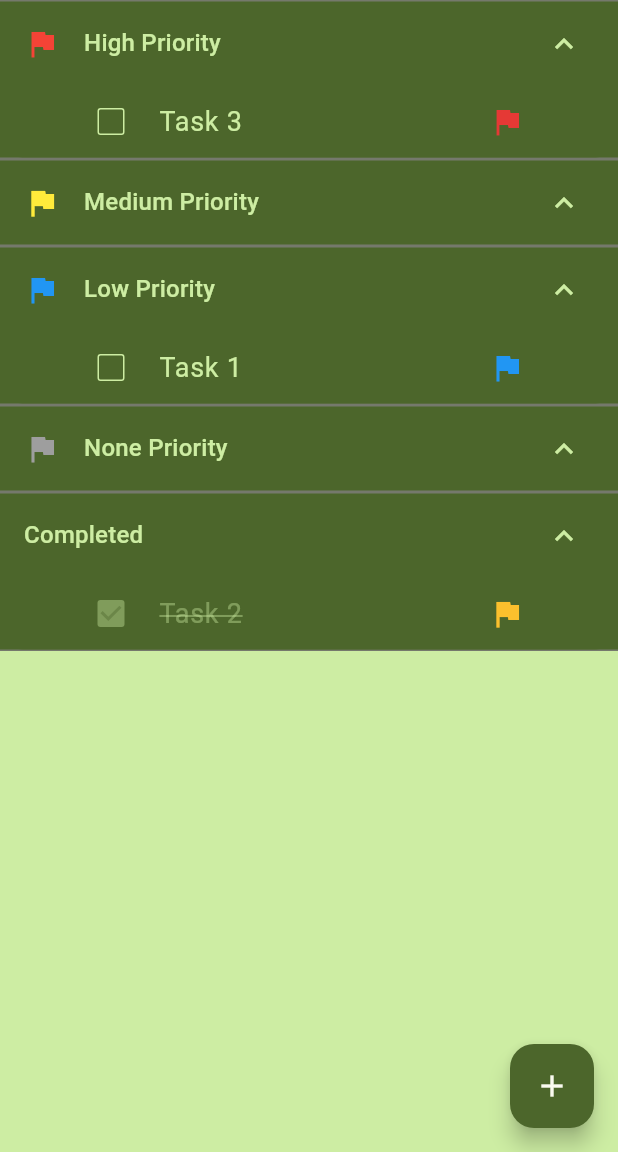
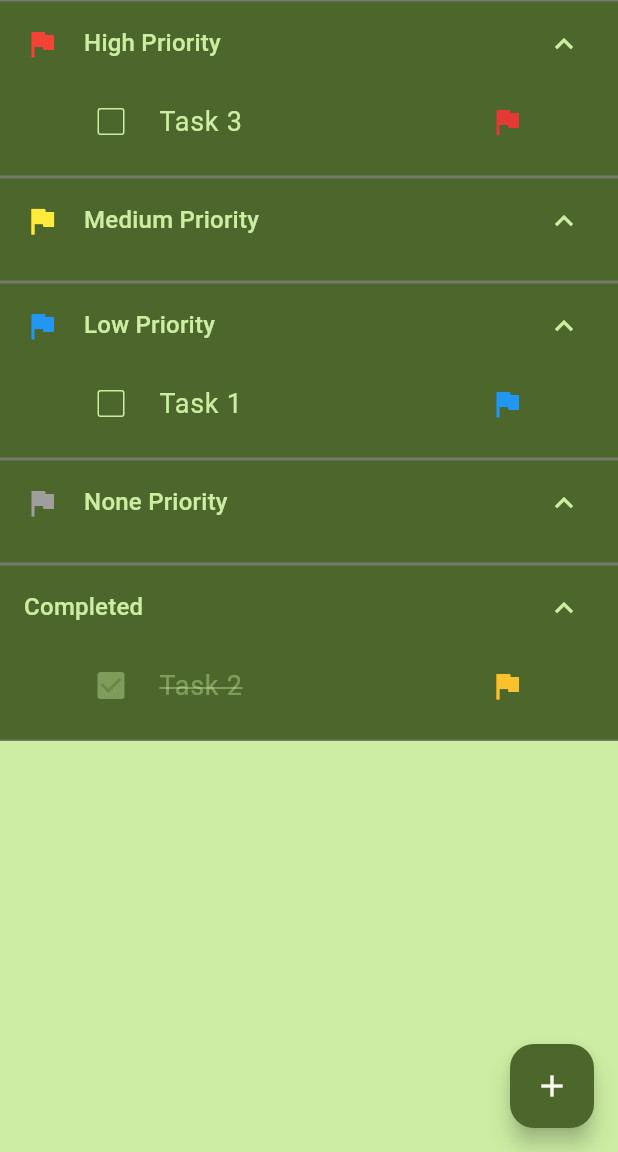
Before and after one commit to csarevalo/todo-list, a Flutter app: the screen it shows after launch, on a phone screen of 412 x 824 dp, the part 84-1236 px from its top. Run offline on Flutter 3.47's test engine with Material 3 defaults, Android fonts, the phone set to English and light mode, and no system bars; drawn by our look-alikes of flutter_slidable; our stand-ins replace google_fonts.

Commit message:
minor changes

```diff
--- a/lib/src/screens/home_screen.dart
+++ b/lib/src/screens/home_screen.dart
@@ -181,7 +181,7 @@ class ExpansionTileByCategory extends StatelessWidget {
     return ExpansionTile(
       leading: leading,
       initiallyExpanded: true,
-      // tilePadding: const EdgeInsets.only(top: 1),
+      childrenPadding: const EdgeInsets.only(bottom: 12),
       backgroundColor: themeColors.primary,
       collapsedBackgroundColor: themeColors.primary,
       iconColor: themeColors.primaryContainer,
```
